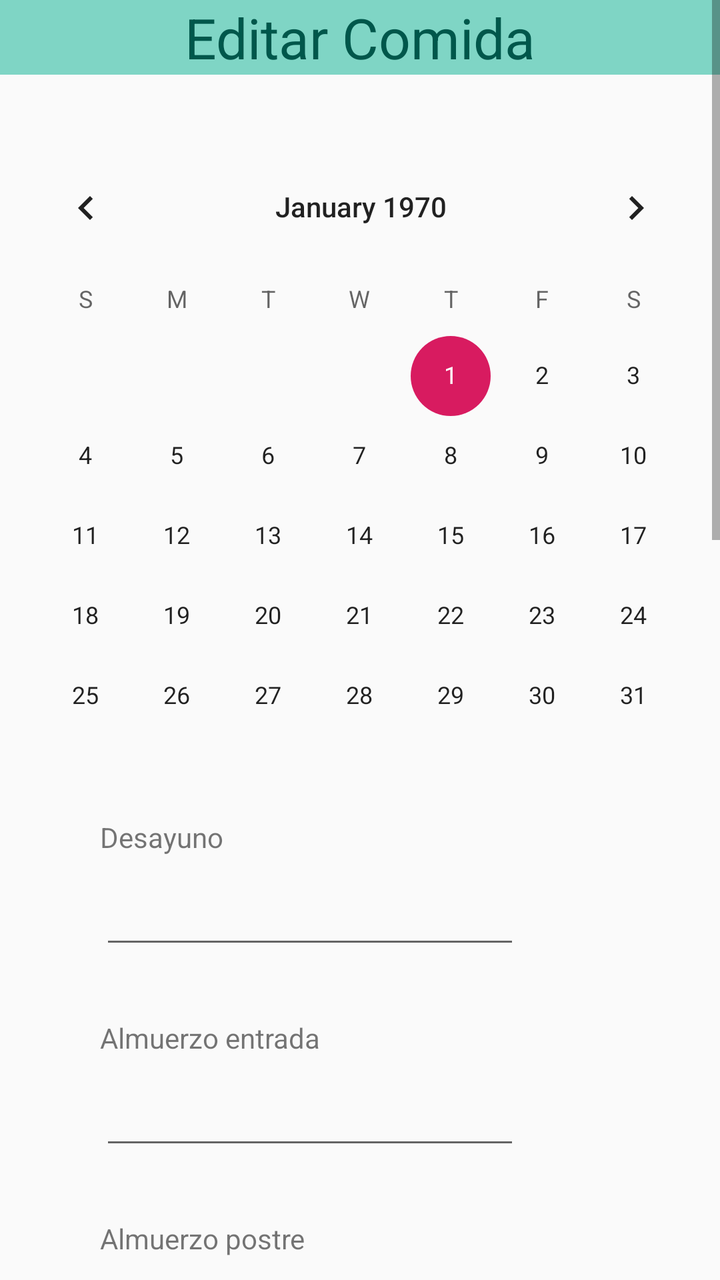
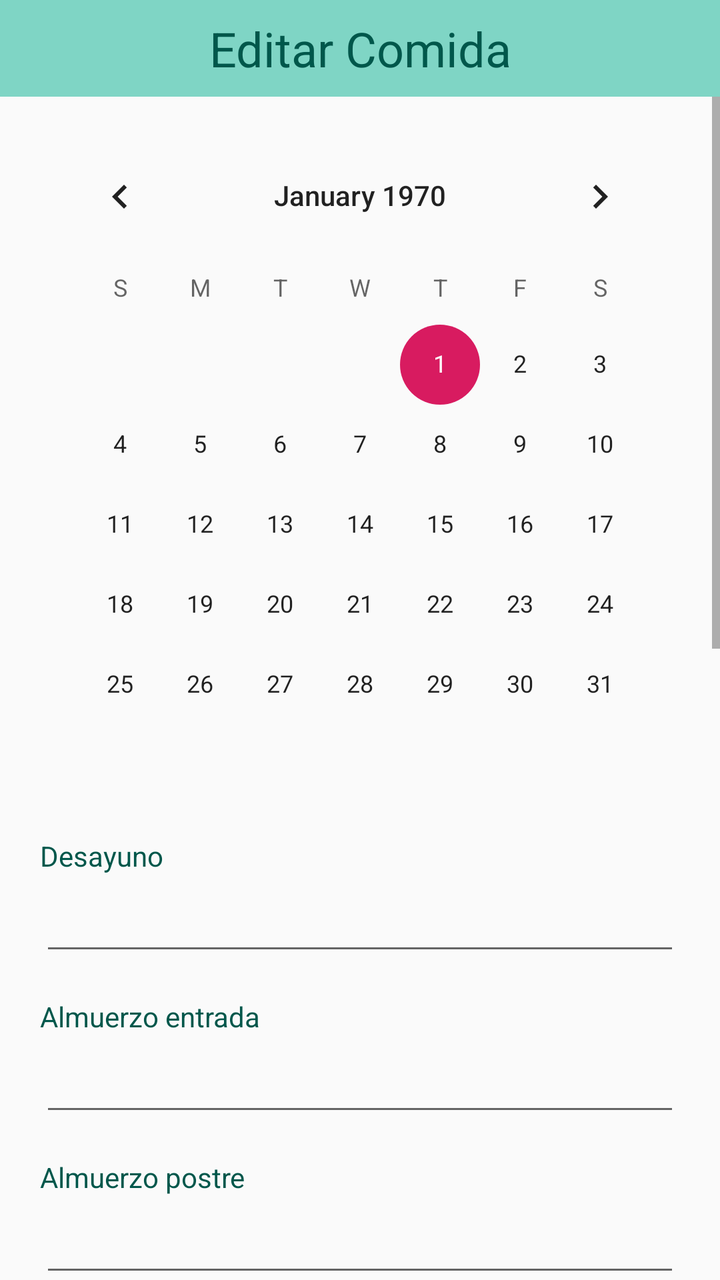

An Android layout rendered at two revisions. The XML below is the earlier revision; the diff shows what the commit changed to produce the second picture.
<!-- AndroidManifest.xml: application theme AppTheme -->
<!-- res/layout/fragment_fragmento_secretaria_horario_editar.xml -->
<?xml version="1.0" encoding="utf-8"?>
<FrameLayout xmlns:android="http://schemas.android.com/apk/res/android"
    xmlns:tools="http://schemas.android.com/tools"
    android:layout_width="match_parent"
    android:layout_height="match_parent"
    tools:context=".fragmento_secretaria.fragmento_secretaria_horario_editar">

    <TextView
        android:id="@+id/textView17"
        android:layout_width="414dp"
        android:layout_height="wrap_content"
        android:layout_gravity="center_horizontal"
        android:layout_marginTop="0dp"
        android:background="#7FD5C5"
        android:gravity="center_horizontal"
        android:text="Editar Comida"
        android:textColor="@color/colorPrimaryDark"
        android:textSize="28sp" />

    <ScrollView
        android:layout_width="match_parent"
        android:layout_height="match_parent">

        <LinearLayout
            android:layout_width="match_parent"
            android:layout_height="wrap_content"
            android:orientation="vertical">


            <CalendarView
                android:id="@+id/calendario"
                android:layout_width="361dp"
                android:layout_height="309dp"

                android:layout_marginTop="70dp" />

            <TextView
                android:id="@+id/textView24"
                android:layout_width="133dp"
                android:layout_height="wrap_content"
                android:layout_marginLeft="50dp"
                android:layout_marginTop="30dp"
                android:text="Desayuno" />

            <EditText
                android:id="@+id/text_desayuno"
                android:layout_width="wrap_content"
                android:layout_height="wrap_content"
                android:layout_marginLeft="50dp"
                android:layout_marginTop="10dp"
                android:ems="10"
                android:inputType="textPersonName" />

            <TextView
                android:id="@+id/textView25"
                android:layout_width="142dp"
                android:layout_height="wrap_content"
                android:layout_marginLeft="50dp"
                android:layout_marginTop="30dp"
                android:text="Almuerzo entrada" />

            <EditText
                android:id="@+id/text_al_entrada"
                android:layout_width="wrap_content"
                android:layout_height="wrap_content"
                android:layout_marginLeft="50dp"
                android:layout_marginTop="10dp"
                android:ems="10"
                android:inputType="textPersonName" />

            <TextView
                android:id="@+id/textView26"
                android:layout_width="156dp"
                android:layout_height="wrap_content"
                android:layout_marginLeft="50dp"
                android:layout_marginTop="30dp"
                android:text="Almuerzo postre" />

            <EditText
                android:id="@+id/text_al_postre"
                android:layout_width="wrap_content"
                android:layout_height="wrap_content"
                android:layout_marginLeft="50dp"
                android:layout_marginTop="10dp"
                android:ems="10"
                android:inputType="textPersonName" />

            <TextView
                android:id="@+id/textView27"
                android:layout_width="156dp"
                android:layout_height="wrap_content"
                android:layout_marginLeft="50dp"
                android:layout_marginTop="30dp"
                android:text="Almuerzo" />

            <EditText
                android:id="@+id/text_al"
                android:layout_width="wrap_content"
                android:layout_height="wrap_content"
                android:layout_marginLeft="50dp"
                android:layout_marginTop="10dp"
                android:ems="10"
                android:inputType="textPersonName" />

            <TextView
                android:id="@+id/textView28"
                android:layout_width="156dp"
                android:layout_height="wrap_content"
                android:layout_marginLeft="50dp"
                android:layout_marginTop="30dp"
                android:text="Almuerzo bebida" />

            <EditText
                android:id="@+id/text_al_bebida"
                android:layout_width="wrap_content"
                android:layout_height="wrap_content"
                android:layout_marginLeft="50dp"
                android:layout_marginTop="10dp"
                android:ems="10"
                android:inputType="textPersonName" />

            <TextView
                android:id="@+id/textView29"
                android:layout_width="156dp"
                android:layout_height="wrap_content"
                android:layout_marginLeft="50dp"
                android:layout_marginTop="30dp"
                android:text="Cena entrada" />

            <EditText
                android:id="@+id/text_ce_entrada"
                android:layout_width="wrap_content"
                android:layout_height="wrap_content"
                android:layout_marginLeft="50dp"
                android:layout_marginTop="10dp"
                android:ems="10"
                android:inputType="textPersonName" />

            <TextView
                android:id="@+id/textView30"
                android:layout_width="156dp"
                android:layout_height="wrap_content"
                android:layout_marginLeft="50dp"
                android:layout_marginTop="30dp"
                android:text="Cena postre" />

            <EditText
                android:id="@+id/text_ce_postre"
                android:layout_width="wrap_content"
                android:layout_height="wrap_content"
                android:layout_marginLeft="50dp"
                android:layout_marginTop="10dp"
                android:ems="10"
                android:inputType="textPersonName" />

            <TextView
                android:id="@+id/textView31"
                android:layout_width="156dp"
                android:layout_height="wrap_content"
                android:layout_marginLeft="50dp"
                android:layout_marginTop="30dp"
                android:text="Cena" />

            <EditText
                android:id="@+id/text_ce"
                android:layout_width="wrap_content"
                android:layout_height="wrap_content"
                android:layout_marginLeft="50dp"
                android:layout_marginTop="10dp"
                android:ems="10"
                android:inputType="textPersonName" />

            <TextView
                android:id="@+id/textView32"
                android:layout_width="156dp"
                android:layout_height="wrap_content"
                android:layout_marginLeft="50dp"
                android:layout_marginTop="30dp"
                android:text="Cena bebida" />

            <EditText
                android:id="@+id/text_ce_bebida"
                android:layout_width="wrap_content"
                android:layout_height="wrap_content"
                android:layout_marginLeft="50dp"
                android:layout_marginTop="10dp"
                android:ems="10"
                android:inputType="textPersonName" />

            <Button
                android:id="@+id/btn_registrar"
                android:layout_width="177dp"
                android:layout_height="wrap_content"
                android:layout_gravity="center_horizontal"
                android:layout_marginTop="60dp"
                android:background="#7FD5C5"
                android:text="Guardar"
                android:textColor="@color/colorPrimaryDark"
                android:textSize="22sp" />
            <Button
                android:id="@+id/btn_cancelar"
                android:layout_width="177dp"
                android:layout_height="wrap_content"
                android:layout_gravity="center_horizontal"
                android:layout_marginTop="60dp"
                android:background="#7FD5C5"
                android:text="Cancelar"
                android:textColor="@color/colorPrimaryDark"
                android:textSize="22sp" />

            <TextView
                android:id="@+id/textView33"
                android:layout_width="match_parent"
                android:layout_height="wrap_content"
                android:text="" />


        </LinearLayout>
    </ScrollView>

</FrameLayout>
<!-- resources referenced by this layout -->
<resources>
  <color name="colorPrimaryDark">#00574B</color>
  <style name="AppTheme" parent="Theme.AppCompat.Light.DarkActionBar">
          
          <item name="colorPrimary">@color/colorPrimary</item>
          <item name="colorPrimaryDark">@color/colorPrimaryDark</item>
          <item name="colorAccent">@color/colorAccent</item>
      </style>
  <color name="colorPrimary">#8BD8D0</color>
  <color name="colorAccent">#D81B60</color>
</resources>

<!-- the commit's change to res/layout/fragment_fragmento_secretaria_horario_editar.xml (unified diff, before → after) -->
@@ -1,221 +1,229 @@
 <?xml version="1.0" encoding="utf-8"?>
-<FrameLayout xmlns:android="http://schemas.android.com/apk/res/android"
+<LinearLayout xmlns:android="http://schemas.android.com/apk/res/android"
+    xmlns:app="http://schemas.android.com/apk/res-auto"
     xmlns:tools="http://schemas.android.com/tools"
     android:layout_width="match_parent"
     android:layout_height="match_parent"
+    android:orientation="vertical"
     tools:context=".fragmento_secretaria.fragmento_secretaria_horario_editar">
 
     <TextView
         android:id="@+id/textView17"
-        android:layout_width="414dp"
+        android:layout_width="match_parent"
         android:layout_height="wrap_content"
-        android:layout_gravity="center_horizontal"
-        android:layout_marginTop="0dp"
         android:background="#7FD5C5"
         android:gravity="center_horizontal"
+        android:paddingVertical="8dp"
         android:text="Editar Comida"
         android:textColor="@color/colorPrimaryDark"
-        android:textSize="28sp" />
+        android:textSize="@dimen/header_text_size" />
 
     <ScrollView
         android:layout_width="match_parent"
-        android:layout_height="match_parent">
-
-        <LinearLayout
+        android:layout_height="0dp"
+        android:layout_weight="1"
+        android:fillViewport="true">
+
+        <androidx.constraintlayout.widget.ConstraintLayout
             android:layout_width="match_parent"
             android:layout_height="wrap_content"
-            android:orientation="vertical">
-
-
-            <CalendarView
-                android:id="@+id/calendario"
-                android:layout_width="361dp"
-                android:layout_height="309dp"
-
-                android:layout_marginTop="70dp" />
-
-            <TextView
-                android:id="@+id/textView24"
-                android:layout_width="133dp"
+            android:paddingStart="@dimen/screen_padding_horizontal"
+            android:paddingTop="@dimen/screen_padding_vertical"
+            android:paddingEnd="@dimen/screen_padding_horizontal"
+            android:paddingBottom="@dimen/screen_padding_vertical">
+
+            <LinearLayout
+                android:layout_width="0dp"
                 android:layout_height="wrap_content"
-                android:layout_marginLeft="50dp"
-                android:layout_marginTop="30dp"
-                android:text="Desayuno" />
-
-            <EditText
-                android:id="@+id/text_desayuno"
-                android:layout_width="wrap_content"
-                android:layout_height="wrap_content"
-                android:layout_marginLeft="50dp"
-                android:layout_marginTop="10dp"
-                android:ems="10"
-                android:inputType="textPersonName" />
-
-            <TextView
-                android:id="@+id/textView25"
-                android:layout_width="142dp"
-                android:layout_height="wrap_content"
-                android:layout_marginLeft="50dp"
-                android:layout_marginTop="30dp"
-                android:text="Almuerzo entrada" />
-
-            <EditText
-                android:id="@+id/text_al_entrada"
-                android:layout_width="wrap_content"
-                android:layout_height="wrap_content"
-                android:layout_marginLeft="50dp"
-                android:layout_marginTop="10dp"
-                android:ems="10"
-                android:inputType="textPersonName" />
-
-            <TextView
-                android:id="@+id/textView26"
-                android:layout_width="156dp"
-                android:layout_height="wrap_content"
-                android:layout_marginLeft="50dp"
-                android:layout_marginTop="30dp"
-                android:text="Almuerzo postre" />
-
-            <EditText
-                android:id="@+id/text_al_postre"
-                android:layout_width="wrap_content"
-                android:layout_height="wrap_content"
-                android:layout_marginLeft="50dp"
-                android:layout_marginTop="10dp"
-                android:ems="10"
-                android:inputType="textPersonName" />
-
-            <TextView
-                android:id="@+id/textView27"
-                android:layout_width="156dp"
-                android:layout_height="wrap_content"
-                android:layout_marginLeft="50dp"
-                android:layout_marginTop="30dp"
-                android:text="Almuerzo" />
-
-            <EditText
-                android:id="@+id/text_al"
-                android:layout_width="wrap_content"
-                android:layout_height="wrap_content"
-                android:layout_marginLeft="50dp"
-                android:layout_marginTop="10dp"
-                android:ems="10"
-                android:inputType="textPersonName" />
-
-            <TextView
-                android:id="@+id/textView28"
-                android:layout_width="156dp"
-                android:layout_height="wrap_content"
-                android:layout_marginLeft="50dp"
-                android:layout_marginTop="30dp"
-                android:text="Almuerzo bebida" />
-
-            <EditText
-                android:id="@+id/text_al_bebida"
-                android:layout_width="wrap_content"
-                android:layout_height="wrap_content"
-                android:layout_marginLeft="50dp"
-                android:layout_marginTop="10dp"
-                android:ems="10"
-                android:inputType="textPersonName" />
-
-            <TextView
-                android:id="@+id/textView29"
-                android:layout_width="156dp"
-                android:layout_height="wrap_content"
-                android:layout_marginLeft="50dp"
-                android:layout_marginTop="30dp"
-                android:text="Cena entrada" />
-
-            <EditText
-                android:id="@+id/text_ce_entrada"
-                android:layout_width="wrap_content"
-                android:layout_height="wrap_content"
-                android:layout_marginLeft="50dp"
-                android:layout_marginTop="10dp"
-                android:ems="10"
-                android:inputType="textPersonName" />
-
-            <TextView
-                android:id="@+id/textView30"
-                android:layout_width="156dp"
-                android:layout_height="wrap_content"
-                android:layout_marginLeft="50dp"
-                android:layout_marginTop="30dp"
-                android:text="Cena postre" />
-
-            <EditText
-                android:id="@+id/text_ce_postre"
-                android:layout_width="wrap_content"
-                android:layout_height="wrap_content"
-                android:layout_marginLeft="50dp"
-                android:layout_marginTop="10dp"
-                android:ems="10"
-                android:inputType="textPersonName" />
-
-            <TextView
-                android:id="@+id/textView31"
-                android:layout_width="156dp"
-                android:layout_height="wrap_content"
-                android:layout_marginLeft="50dp"
-                android:layout_marginTop="30dp"
-                android:text="Cena" />
-
-            <EditText
-                android:id="@+id/text_ce"
-                android:layout_width="wrap_content"
-                android:layout_height="wrap_content"
-                android:layout_marginLeft="50dp"
-                android:layout_marginTop="10dp"
-                android:ems="10"
-                android:inputType="textPersonName" />
-
-            <TextView
-                android:id="@+id/textView32"
-                android:layout_width="156dp"
-                android:layout_height="wrap_content"
-                android:layout_marginLeft="50dp"
-                android:layout_marginTop="30dp"
-                android:text="Cena bebida" />
-
-            <EditText
-                android:id="@+id/text_ce_bebida"
-                android:layout_width="wrap_content"
-                android:layout_height="wrap_content"
-                android:layout_marginLeft="50dp"
-                android:layout_marginTop="10dp"
-                android:ems="10"
-                android:inputType="textPersonName" />
-
-            <Button
-                android:id="@+id/btn_registrar"
-                android:layout_width="177dp"
-                android:layout_height="wrap_content"
-                android:layout_gravity="center_horizontal"
-                android:layout_marginTop="60dp"
-                android:background="#7FD5C5"
-                android:text="Guardar"
-                android:textColor="@color/colorPrimaryDark"
-                android:textSize="22sp" />
-            <Button
-                android:id="@+id/btn_cancelar"
-                android:layout_width="177dp"
-                android:layout_height="wrap_content"
-                android:layout_gravity="center_horizontal"
-                android:layout_marginTop="60dp"
-                android:background="#7FD5C5"
-                android:text="Cancelar"
-                android:textColor="@color/colorPrimaryDark"
-                android:textSize="22sp" />
-
-            <TextView
-                android:id="@+id/textView33"
-                android:layout_width="match_parent"
-                android:layout_height="wrap_content"
-                android:text="" />
-
-
-        </LinearLayout>
+                android:orientation="vertical"
+                app:layout_constraintEnd_toEndOf="parent"
+                app:layout_constraintStart_toStartOf="parent"
+                app:layout_constraintTop_toTopOf="parent"
+                app:layout_constraintWidth_max="@dimen/content_max_width">
+
+                <CalendarView
+                    android:id="@+id/calendario"
+                    android:layout_width="match_parent"
+                    android:layout_height="wrap_content"
+                    android:layout_gravity="center_horizontal" />
+
+                <TextView
+                    android:id="@+id/textView24"
+                    android:layout_width="match_parent"
+                    android:layout_height="wrap_content"
+                    android:layout_marginTop="16dp"
+                    android:text="Desayuno"
+                    android:textColor="@color/colorPrimaryDark" />
+
+                <EditText
+                    android:id="@+id/text_desayuno"
+                    android:layout_width="match_parent"
+                    android:layout_height="wrap_content"
+                    android:layout_marginTop="4dp"
+                    android:ems="10"
+                    android:inputType="textPersonName" />
+
+                <TextView
+                    android:id="@+id/textView25"
+                    android:layout_width="match_parent"
+                    android:layout_height="wrap_content"
+                    android:layout_marginTop="16dp"
+                    android:text="Almuerzo entrada"
+                    android:textColor="@color/colorPrimaryDark" />
+
+                <EditText
+                    android:id="@+id/text_al_entrada"
+                    android:layout_width="match_parent"
+                    android:layout_height="wrap_content"
+                    android:layout_marginTop="4dp"
+                    android:ems="10"
+                    android:inputType="textPersonName" />
+
+                <TextView
+                    android:id="@+id/textView26"
+                    android:layout_width="match_parent"
+                    android:layout_height="wrap_content"
+                    android:layout_marginTop="16dp"
+                    android:text="Almuerzo postre"
+                    android:textColor="@color/colorPrimaryDark" />
+
+                <EditText
+                    android:id="@+id/text_al_postre"
+                    android:layout_width="match_parent"
+                    android:layout_height="wrap_content"
+                    android:layout_marginTop="4dp"
+                    android:ems="10"
+                    android:inputType="textPersonName" />
+
+                <TextView
+                    android:id="@+id/textView27"
+                    android:layout_width="match_parent"
+                    android:layout_height="wrap_content"
+                    android:layout_marginTop="16dp"
+                    android:text="Almuerzo"
+                    android:textColor="@color/colorPrimaryDark" />
+
+                <EditText
+                    android:id="@+id/text_al"
+                    android:layout_width="match_parent"
+                    android:layout_height="wrap_content"
+                    android:layout_marginTop="4dp"
+                    android:ems="10"
+                    android:inputType="textPersonName" />
+
+                <TextView
+                    android:id="@+id/textView28"
+                    android:layout_width="match_parent"
+                    android:layout_height="wrap_content"
+                    android:layout_marginTop="16dp"
+                    android:text="Almuerzo bebida"
+                    android:textColor="@color/colorPrimaryDark" />
+
+                <EditText
+                    android:id="@+id/text_al_bebida"
+                    android:layout_width="match_parent"
+                    android:layout_height="wrap_content"
+                    android:layout_marginTop="4dp"
+                    android:ems="10"
+                    android:inputType="textPersonName" />
+
+                <TextView
+                    android:id="@+id/textView29"
+                    android:layout_width="match_parent"
+                    android:layout_height="wrap_content"
+                    android:layout_marginTop="16dp"
+                    android:text="Cena entrada"
+                    android:textColor="@color/colorPrimaryDark" />
+
+                <EditText
+                    android:id="@+id/text_ce_entrada"
+                    android:layout_width="match_parent"
+                    android:layout_height="wrap_content"
+                    android:layout_marginTop="4dp"
+                    android:ems="10"
+                    android:inputType="textPersonName" />
+
+                <TextView
+                    android:id="@+id/textView30"
+                    android:layout_width="match_parent"
+                    android:layout_height="wrap_content"
+                    android:layout_marginTop="16dp"
+                    android:text="Cena postre"
+                    android:textColor="@color/colorPrimaryDark" />
+
+                <EditText
+                    android:id="@+id/text_ce_postre"
+                    android:layout_width="match_parent"
+                    android:layout_height="wrap_content"
+                    android:layout_marginTop="4dp"
+                    android:ems="10"
+                    android:inputType="textPersonName" />
+
+                <TextView
+                    android:id="@+id/textView31"
+                    android:layout_width="match_parent"
+                    android:layout_height="wrap_content"
+                    android:layout_marginTop="16dp"
+                    android:text="Cena"
+                    android:textColor="@color/colorPrimaryDark" />
+
+                <EditText
+                    android:id="@+id/text_ce"
+                    android:layout_width="match_parent"
+                    android:layout_height="wrap_content"
+                    android:layout_marginTop="4dp"
+                    android:ems="10"
+                    android:inputType="textPersonName" />
+
+                <TextView
+                    android:id="@+id/textView32"
+                    android:layout_width="match_parent"
+                    android:layout_height="wrap_content"
+                    android:layout_marginTop="16dp"
+                    android:text="Cena bebida"
+                    android:textColor="@color/colorPrimaryDark" />
+
+                <EditText
+                    android:id="@+id/text_ce_bebida"
+                    android:layout_width="match_parent"
+                    android:layout_height="wrap_content"
+                    android:layout_marginTop="4dp"
+                    android:ems="10"
+                    android:inputType="textPersonName" />
+
+                <Button
+                    android:id="@+id/btn_registrar"
+                    android:layout_width="@dimen/button_width"
+                    android:layout_height="wrap_content"
+                    android:layout_gravity="center_horizontal"
+                    android:layout_marginTop="28dp"
+                    android:background="#7FD5C5"
+                    android:text="Guardar"
+                    android:textColor="@color/colorPrimaryDark"
+                    android:textSize="20sp" />
+
+                <Button
+                    android:id="@+id/btn_cancelar"
+                    android:layout_width="@dimen/button_width"
+                    android:layout_height="wrap_content"
+                    android:layout_gravity="center_horizontal"
+                    android:layout_marginTop="16dp"
+                    android:layout_marginBottom="16dp"
+                    android:background="#7FD5C5"
+                    android:text="Cancelar"
+                    android:textColor="@color/colorPrimaryDark"
+                    android:textSize="20sp" />
+
+                <TextView
+                    android:id="@+id/textView33"
+                    android:layout_width="match_parent"
+                    android:layout_height="wrap_content"
+                    android:text="" />
+
+            </LinearLayout>
+
+        </androidx.constraintlayout.widget.ConstraintLayout>
+
     </ScrollView>
 
-</FrameLayout>
+</LinearLayout>
<!-- resource entries referenced after the edit -->
@@ -1,6 +1,11 @@
 <!-- resources referenced by this layout -->
 <resources>
   <color name="colorPrimaryDark">#00574B</color>
+  <dimen name="button_width">200dp</dimen>
+  <dimen name="content_max_width">480dp</dimen>
+  <dimen name="header_text_size">24sp</dimen>
+  <dimen name="screen_padding_horizontal">20dp</dimen>
+  <dimen name="screen_padding_vertical">16dp</dimen>
   <style name="AppTheme" parent="Theme.AppCompat.Light.DarkActionBar">
           
           <item name="colorPrimary">@color/colorPrimary</item>
